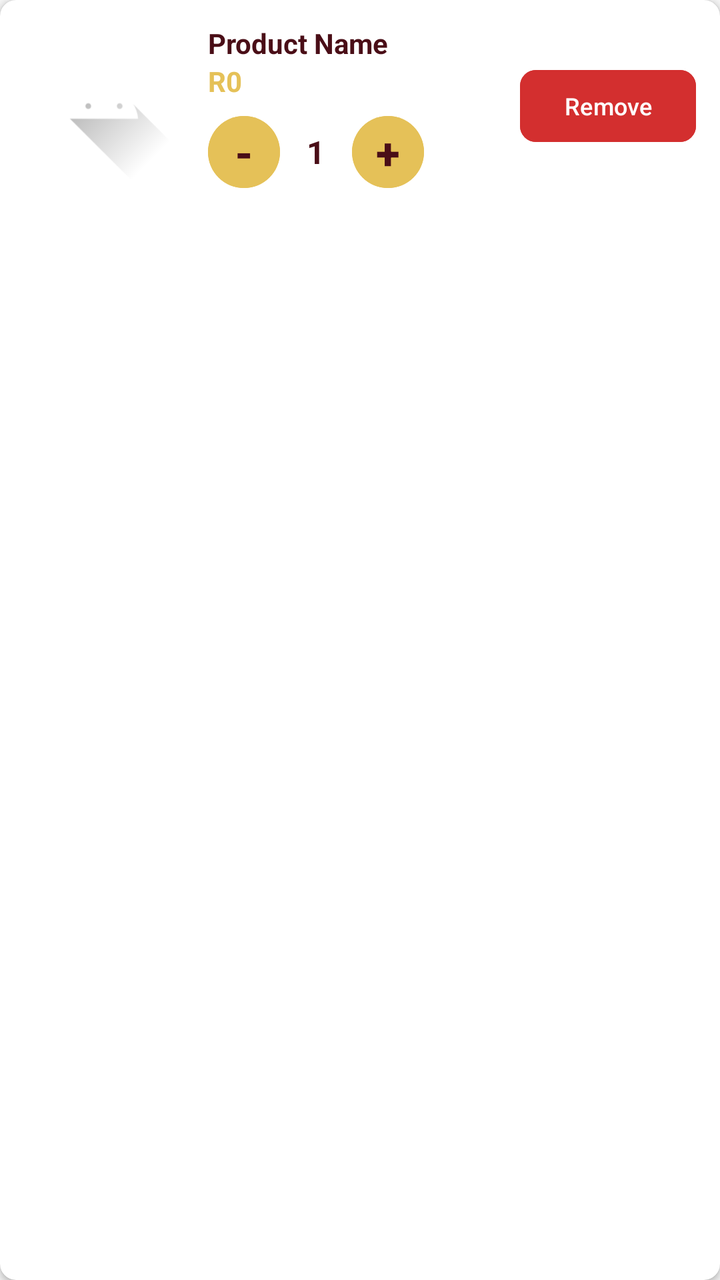
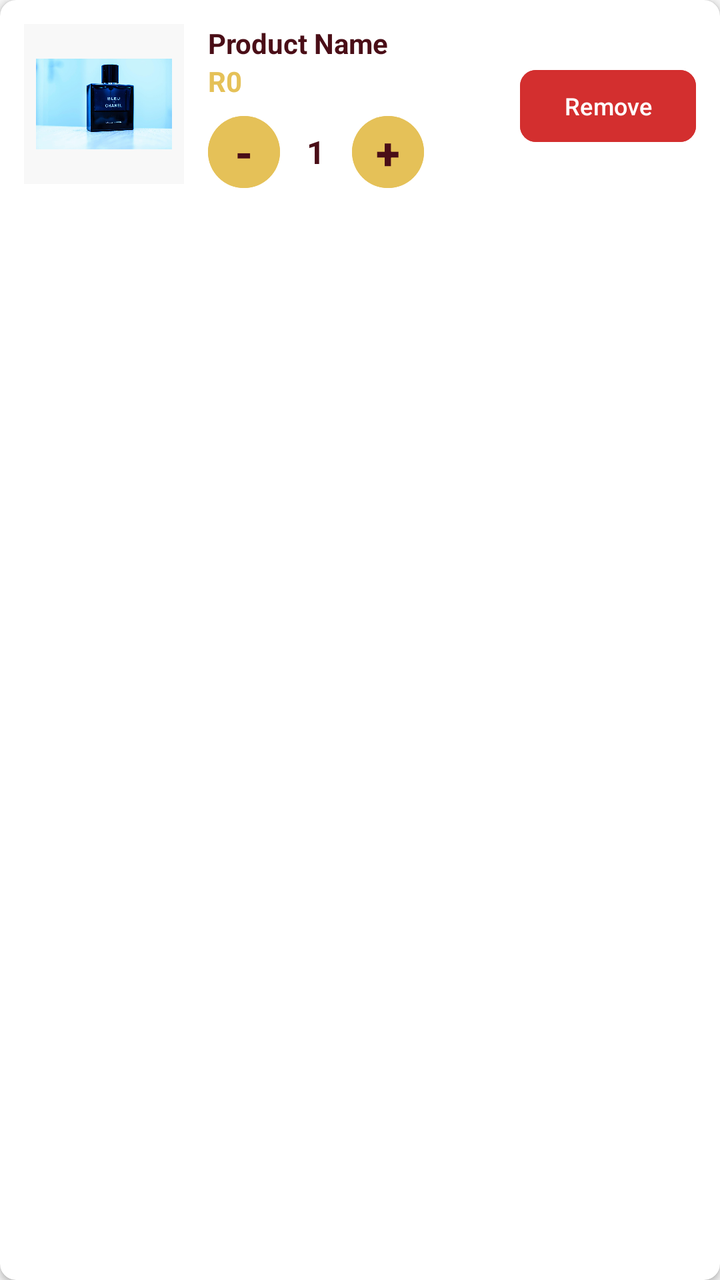

The first picture is an Android layout as it rendered before a commit; the second is the same layout after the commit. The layout source and the unified diff follow.
<!-- AndroidManifest.xml: application theme Theme.MSTPerfumes -->
<!-- res/layout/item_cart.xml -->
<?xml version="1.0" encoding="utf-8"?>
<androidx.cardview.widget.CardView xmlns:android="http://schemas.android.com/apk/res/android"
    xmlns:app="http://schemas.android.com/apk/res-auto"
    android:layout_width="match_parent"
    android:layout_height="wrap_content"
    android:layout_margin="8dp"
    app:cardCornerRadius="8dp"
    app:cardElevation="2dp">

    <LinearLayout
        android:layout_width="match_parent"
        android:layout_height="wrap_content"
        android:orientation="horizontal"
        android:padding="12dp">

        <ImageView
            android:id="@+id/ivCartProductImage"
            android:layout_width="80dp"
            android:layout_height="80dp"
            android:scaleType="centerCrop"
            android:src="@drawable/ic_launcher_foreground" />

        <LinearLayout
            android:layout_width="0dp"
            android:layout_height="wrap_content"
            android:layout_weight="1"
            android:layout_marginStart="12dp"
            android:orientation="vertical">

            <TextView
                android:id="@+id/tvCartProductName"
                android:layout_width="wrap_content"
                android:layout_height="wrap_content"
                android:text="Product Name"
                android:textColor="@color/deep_burgundy"
                android:textSize="14sp"
                android:textStyle="bold" />

            <TextView
                android:id="@+id/tvCartProductPrice"
                android:layout_width="wrap_content"
                android:layout_height="wrap_content"
                android:text="R0"
                android:textColor="@color/golden_sand"
                android:textSize="14sp"
                android:textStyle="bold" />

            <LinearLayout
                android:layout_width="wrap_content"
                android:layout_height="wrap_content"
                android:layout_marginTop="8dp"
                android:gravity="center_vertical"
                android:orientation="horizontal">

                <com.google.android.material.button.MaterialButton
                    android:id="@+id/btnDecrease"
                    android:layout_width="36dp"
                    android:layout_height="36dp"
                    android:backgroundTint="@color/golden_sand"
                    android:padding="0dp"
                    android:text="-"
                    android:textColor="@color/deep_burgundy"
                    android:textSize="22sp"
                    android:textStyle="bold"
                    android:insetTop="0dp"
                    android:insetBottom="0dp"
                    android:insetLeft="0dp"
                    android:insetRight="0dp"
                    app:cornerRadius="18dp" />

                <TextView
                    android:id="@+id/tvQuantity"
                    android:layout_width="36dp"
                    android:layout_height="36dp"
                    android:gravity="center"
                    android:text="1"
                    android:textColor="@color/deep_burgundy"
                    android:textSize="16sp"
                    android:textStyle="bold" />

                <com.google.android.material.button.MaterialButton
                    android:id="@+id/btnIncrease"
                    android:layout_width="36dp"
                    android:layout_height="36dp"
                    android:backgroundTint="@color/golden_sand"
                    android:padding="0dp"
                    android:text="+"
                    android:textColor="@color/deep_burgundy"
                    android:textSize="22sp"
                    android:textStyle="bold"
                    android:insetTop="0dp"
                    android:insetBottom="0dp"
                    android:insetLeft="0dp"
                    android:insetRight="0dp"
                    app:cornerRadius="18dp" />

            </LinearLayout>
        </LinearLayout>

        <com.google.android.material.button.MaterialButton
            android:id="@+id/btnRemove"
            android:layout_width="wrap_content"
            android:layout_height="36dp"
            android:layout_gravity="center_vertical"
            android:backgroundTint="#D32F2F"
            android:paddingHorizontal="12dp"
            android:paddingVertical="0dp"
            android:text="Remove"
            android:textColor="#FFFFFF"
            android:textSize="12sp"
            android:insetTop="0dp"
            android:insetBottom="0dp"
            app:cornerRadius="8dp" />

    </LinearLayout>
</androidx.cardview.widget.CardView>
<!-- resources referenced by this layout -->
<resources>
  <color name="deep_burgundy">#4A0E17</color>
  <color name="golden_sand">#E5C158</color>
  <!-- drawable ic_launcher_foreground (drawable) -->
  <vector xmlns:android="http://schemas.android.com/apk/res/android"
      xmlns:aapt="http://schemas.android.com/aapt"
      android:width="108dp"
      android:height="108dp"
      android:viewportWidth="108"
      android:viewportHeight="108">
      <path android:pathData="M31,63.928c0,0 6.4,-11 12.1,-13.1c7.2,-2.6 26,-1.4 26,-1.4l38.1,38.1L107,108.928l-32,-1L31,63.928z">
          <aapt:attr name="android:fillColor">
              <gradient
                  android:endX="85.84757"
                  android:endY="92.4963"
                  android:startX="42.9492"
                  android:startY="49.59793"
                  android:type="linear">
                  <item
                      android:color="#44000000"
                      android:offset="0.0" />
                  <item
                      android:color="#00000000"
                      android:offset="1.0" />
              </gradient>
          </aapt:attr>
      </path>
      <path
          android:fillColor="#FFFFFF"
          android:fillType="nonZero"
          android:pathData="M65.3,45.828l3.8,-6.6c0.2,-0.4 0.1,-0.9 -0.3,-1.1c-0.4,-0.2 -0.9,-0.1 -1.1,0.3l-3.9,6.7c-6.3,-2.8 -13.4,-2.8 -19.7,0l-3.9,-6.7c-0.2,-0.4 -0.7,-0.5 -1.1,-0.3C38.8,38.328 38.7,38.828 38.9,39.228l3.8,6.6C36.2,49.428 31.7,56.028 31,63.928h46C76.3,56.028 71.8,49.428 65.3,45.828zM43.4,57.328c-0.8,0 -1.5,-0.5 -1.8,-1.2c-0.3,-0.7 -0.1,-1.5 0.4,-2.1c0.5,-0.5 1.4,-0.7 2.1,-0.4c0.7,0.3 1.2,1 1.2,1.8C45.3,56.528 44.5,57.328 43.4,57.328L43.4,57.328zM64.6,57.328c-0.8,0 -1.5,-0.5 -1.8,-1.2s-0.1,-1.5 0.4,-2.1c0.5,-0.5 1.4,-0.7 2.1,-0.4c0.7,0.3 1.2,1 1.2,1.8C66.5,56.528 65.6,57.328 64.6,57.328L64.6,57.328z"
          android:strokeWidth="1"
          android:strokeColor="#00000000" />
  </vector>
  <style name="Theme.MSTPerfumes" parent="Base.Theme.MSTPerfumes" />
  <style name="Base.Theme.MSTPerfumes" parent="Theme.Material3.DayNight.NoActionBar">
          
          <item name="colorPrimary">@color/deep_burgundy</item>
          <item name="colorSecondary">@color/golden_sand</item>
          <item name="android:colorBackground">@color/smoke_white</item>
          <item name="colorSurface">@color/smoke_white</item>
      </style>
  <color name="smoke_white">#F5F5F5</color>
</resources>

<!-- the commit's change to res/layout/item_cart.xml (unified diff, before → after) -->
@@ -17,8 +17,10 @@
             android:id="@+id/ivCartProductImage"
             android:layout_width="80dp"
             android:layout_height="80dp"
-            android:scaleType="centerCrop"
-            android:src="@drawable/ic_launcher_foreground" />
+            android:background="#F8F8F8"
+            android:padding="6dp"
+            android:scaleType="fitCenter"
+            android:src="@drawable/bleu_de_chanel_eau_de_parfum_for_men" />
 
         <LinearLayout
             android:layout_width="0dp"
<!-- resource entries referenced after the edit -->
@@ -2,37 +2,7 @@
 <resources>
   <color name="deep_burgundy">#4A0E17</color>
   <color name="golden_sand">#E5C158</color>
-  <!-- drawable ic_launcher_foreground (drawable) -->
-  <vector xmlns:android="http://schemas.android.com/apk/res/android"
-      xmlns:aapt="http://schemas.android.com/aapt"
-      android:width="108dp"
-      android:height="108dp"
-      android:viewportWidth="108"
-      android:viewportHeight="108">
-      <path android:pathData="M31,63.928c0,0 6.4,-11 12.1,-13.1c7.2,-2.6 26,-1.4 26,-1.4l38.1,38.1L107,108.928l-32,-1L31,63.928z">
-          <aapt:attr name="android:fillColor">
-              <gradient
-                  android:endX="85.84757"
-                  android:endY="92.4963"
-                  android:startX="42.9492"
-                  android:startY="49.59793"
-                  android:type="linear">
-                  <item
-                      android:color="#44000000"
-                      android:offset="0.0" />
-                  <item
-                      android:color="#00000000"
-                      android:offset="1.0" />
-              </gradient>
-          </aapt:attr>
-      </path>
-      <path
-          android:fillColor="#FFFFFF"
-          android:fillType="nonZero"
-          android:pathData="M65.3,45.828l3.8,-6.6c0.2,-0.4 0.1,-0.9 -0.3,-1.1c-0.4,-0.2 -0.9,-0.1 -1.1,0.3l-3.9,6.7c-6.3,-2.8 -13.4,-2.8 -19.7,0l-3.9,-6.7c-0.2,-0.4 -0.7,-0.5 -1.1,-0.3C38.8,38.328 38.7,38.828 38.9,39.228l3.8,6.6C36.2,49.428 31.7,56.028 31,63.928h46C76.3,56.028 71.8,49.428 65.3,45.828zM43.4,57.328c-0.8,0 -1.5,-0.5 -1.8,-1.2c-0.3,-0.7 -0.1,-1.5 0.4,-2.1c0.5,-0.5 1.4,-0.7 2.1,-0.4c0.7,0.3 1.2,1 1.2,1.8C45.3,56.528 44.5,57.328 43.4,57.328L43.4,57.328zM64.6,57.328c-0.8,0 -1.5,-0.5 -1.8,-1.2s-0.1,-1.5 0.4,-2.1c0.5,-0.5 1.4,-0.7 2.1,-0.4c0.7,0.3 1.2,1 1.2,1.8C66.5,56.528 65.6,57.328 64.6,57.328L64.6,57.328z"
-          android:strokeWidth="1"
-          android:strokeColor="#00000000" />
-  </vector>
+  <!-- drawable bleu_de_chanel_eau_de_parfum_for_men: jpeg bitmap (drawable, 56476 bytes) -->
   <style name="Theme.MSTPerfumes" parent="Base.Theme.MSTPerfumes" />
   <style name="Base.Theme.MSTPerfumes" parent="Theme.Material3.DayNight.NoActionBar">
           
